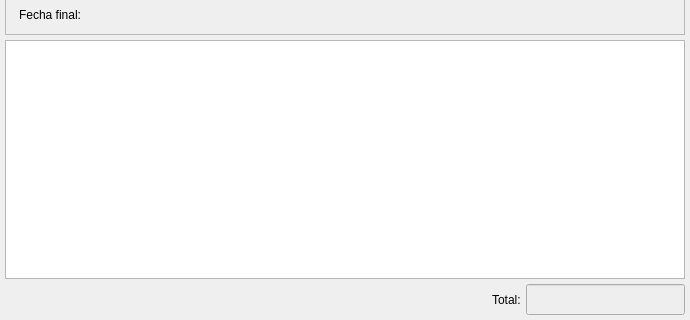
Before: the Qt Designer form bulmages/bulmafact/src/facturaslistbase.ui in eboladev/Bulmages-1, drawn with Qt 5; both pictures show x 0 to 690 and y 170 to 490 of the 690 by 490 pixel window.
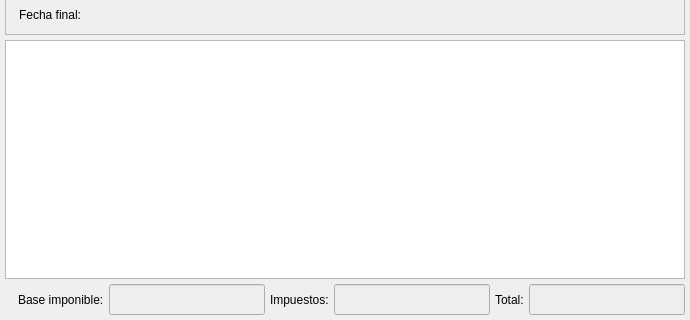
After: the same form once the commit is applied. Icons and pictures are not drawn. Custom widgets are drawn as their Qt base class.

Diff of the .ui file:
```diff
--- a/bulmages/bulmafact/src/facturaslistbase.ui
+++ b/bulmages/bulmafact/src/facturaslistbase.ui
@@ -26,177 +26,280 @@
    <property name="spacing" >
     <number>5</number>
    </property>
-   <item row="1" column="0" >
-    <widget class="QFrame" name="m_busqueda" >
-     <property name="frameShape" >
-      <enum>QFrame::StyledPanel</enum>
+   <item row="3" column="0" >
+    <layout class="QHBoxLayout" >
+     <property name="margin" >
+      <number>0</number>
      </property>
-     <property name="frameShadow" >
-      <enum>QFrame::Raised</enum>
+     <property name="spacing" >
+      <number>5</number>
      </property>
-     <layout class="QGridLayout" >
-      <property name="margin" >
-       <number>5</number>
-      </property>
-      <property name="spacing" >
-       <number>5</number>
-      </property>
-      <item rowspan="4" row="0" column="2" >
-       <layout class="QVBoxLayout" >
-        <property name="margin" >
-         <number>0</number>
-        </property>
-        <property name="spacing" >
-         <number>5</number>
-        </property>
-        <item>
-         <widget class="BusquedaCliente" native="1" name="m_cliente" >
-          <property name="sizePolicy" >
-           <sizepolicy>
-            <hsizetype>7</hsizetype>
-            <vsizetype>5</vsizetype>
-            <horstretch>0</horstretch>
-            <verstretch>0</verstretch>
-           </sizepolicy>
-          </property>
-          <property name="minimumSize" >
-           <size>
-            <width>150</width>
-            <height>65</height>
-           </size>
-          </property>
-         </widget>
-        </item>
-        <item>
-         <widget class="BusquedaArticulo" native="1" name="m_articulo" >
-          <property name="sizePolicy" >
-           <sizepolicy>
-            <hsizetype>7</hsizetype>
-            <vsizetype>5</vsizetype>
-            <horstretch>0</horstretch>
-            <verstretch>0</verstretch>
-           </sizepolicy>
-          </property>
-          <property name="minimumSize" >
-           <size>
-            <width>150</width>
-            <height>65</height>
-           </size>
-          </property>
-         </widget>
-        </item>
-       </layout>
-      </item>
-      <item row="2" column="1" >
-       <widget class="BusquedaFecha" native="1" name="m_fechain" >
-        <property name="minimumSize" >
-         <size>
-          <width>200</width>
-          <height>0</height>
-         </size>
-        </property>
-        <property name="maximumSize" >
-         <size>
-          <width>200</width>
-          <height>16777215</height>
-         </size>
-        </property>
-       </widget>
-      </item>
-      <item row="1" column="0" >
-       <widget class="QLabel" name="label_2" >
-        <property name="text" >
-         <string>Mostrar:</string>
-        </property>
-        <property name="alignment" >
-         <set>Qt::AlignRight|Qt::AlignTrailing|Qt::AlignVCenter</set>
-        </property>
-       </widget>
-      </item>
-      <item row="1" column="1" >
-       <widget class="QComboBox" name="mui_procesada" >
-        <property name="minimumSize" >
-         <size>
-          <width>200</width>
-          <height>0</height>
-         </size>
-        </property>
-        <property name="maximumSize" >
-         <size>
-          <width>200</width>
-          <height>16777215</height>
-         </size>
-        </property>
-        <property name="focusPolicy" >
-         <enum>Qt::StrongFocus</enum>
-        </property>
-        <property name="frame" >
-         <bool>true</bool>
-        </property>
-       </widget>
-      </item>
-      <item row="3" column="1" >
-       <widget class="BusquedaFecha" native="1" name="m_fechafin" >
-        <property name="sizePolicy" >
-         <sizepolicy>
-          <hsizetype>4</hsizetype>
-          <vsizetype>5</vsizetype>
-          <horstretch>0</horstretch>
-          <verstretch>0</verstretch>
-         </sizepolicy>
-        </property>
-        <property name="minimumSize" >
-         <size>
-          <width>200</width>
-          <height>0</height>
-         </size>
-        </property>
-        <property name="maximumSize" >
-         <size>
-          <width>200</width>
-          <height>16777215</height>
-         </size>
-        </property>
-       </widget>
-      </item>
-      <item row="3" column="0" >
-       <widget class="QLabel" name="textLabel1_4_2" >
-        <property name="text" >
-         <string>Fecha final:</string>
-        </property>
-        <property name="alignment" >
-         <set>Qt::AlignRight|Qt::AlignTrailing|Qt::AlignVCenter</set>
-        </property>
-       </widget>
-      </item>
-      <item row="2" column="0" >
-       <widget class="QLabel" name="textLabel1_4" >
-        <property name="text" >
-         <string>Fecha inicial:</string>
-        </property>
-        <property name="alignment" >
-         <set>Qt::AlignRight|Qt::AlignTrailing|Qt::AlignVCenter</set>
-        </property>
-       </widget>
-      </item>
-      <item row="0" column="0" colspan="2" >
-       <spacer>
-        <property name="orientation" >
-         <enum>Qt::Vertical</enum>
-        </property>
-        <property name="sizeType" >
-         <enum>QSizePolicy::Preferred</enum>
-        </property>
-        <property name="sizeHint" >
-         <size>
-          <width>20</width>
-          <height>40</height>
-         </size>
-        </property>
-       </spacer>
-      </item>
-     </layout>
-    </widget>
+     <item>
+      <spacer>
+       <property name="orientation" >
+        <enum>Qt::Horizontal</enum>
+       </property>
+       <property name="sizeType" >
+        <enum>QSizePolicy::Expanding</enum>
+       </property>
+       <property name="sizeHint" >
+        <size>
+         <width>16</width>
+         <height>28</height>
+        </size>
+       </property>
+      </spacer>
+     </item>
+     <item>
+      <widget class="QLabel" name="textLabel1_6" >
+       <property name="text" >
+        <string>Base imponible:</string>
+       </property>
+      </widget>
+     </item>
+     <item>
+      <widget class="QLineEdit" name="mui_totalbimponible" >
+       <property name="enabled" >
+        <bool>true</bool>
+       </property>
+       <property name="sizePolicy" >
+        <sizepolicy>
+         <hsizetype>5</hsizetype>
+         <vsizetype>0</vsizetype>
+         <horstretch>0</horstretch>
+         <verstretch>0</verstretch>
+        </sizepolicy>
+       </property>
+       <property name="minimumSize" >
+        <size>
+         <width>100</width>
+         <height>0</height>
+        </size>
+       </property>
+       <property name="palette" >
+        <palette>
+         <active>
+          <colorrole role="Base" >
+           <brush brushstyle="SolidPattern" >
+            <color alpha="255" >
+             <red>238</red>
+             <green>238</green>
+             <blue>238</blue>
+            </color>
+           </brush>
+          </colorrole>
+         </active>
+         <inactive>
+          <colorrole role="Base" >
+           <brush brushstyle="SolidPattern" >
+            <color alpha="255" >
+             <red>238</red>
+             <green>238</green>
+             <blue>238</blue>
+            </color>
+           </brush>
+          </colorrole>
+         </inactive>
+         <disabled>
+          <colorrole role="Base" >
+           <brush brushstyle="SolidPattern" >
+            <color alpha="255" >
+             <red>255</red>
+             <green>255</green>
+             <blue>255</blue>
+            </color>
+           </brush>
+          </colorrole>
+         </disabled>
+        </palette>
+       </property>
+       <property name="font" >
+        <font>
+         <family>Sans Serif</family>
+         <pointsize>12</pointsize>
+         <weight>75</weight>
+         <italic>false</italic>
+         <bold>true</bold>
+         <underline>false</underline>
+         <strikeout>false</strikeout>
+        </font>
+       </property>
+       <property name="alignment" >
+        <set>Qt::AlignRight</set>
+       </property>
+       <property name="readOnly" >
+        <bool>true</bool>
+       </property>
+      </widget>
+     </item>
+     <item>
+      <widget class="QLabel" name="textLabel1_5" >
+       <property name="text" >
+        <string>Impuestos:</string>
+       </property>
+      </widget>
+     </item>
+     <item>
+      <widget class="QLineEdit" name="mui_totalimpuestos" >
+       <property name="enabled" >
+        <bool>true</bool>
+       </property>
+       <property name="sizePolicy" >
+        <sizepolicy>
+         <hsizetype>5</hsizetype>
+         <vsizetype>0</vsizetype>
+         <horstretch>0</horstretch>
+         <verstretch>0</verstretch>
+        </sizepolicy>
+       </property>
+       <property name="minimumSize" >
+        <size>
+         <width>100</width>
+         <height>0</height>
+        </size>
+       </property>
+       <property name="palette" >
+        <palette>
+         <active>
+          <colorrole role="Base" >
+           <brush brushstyle="SolidPattern" >
+            <color alpha="255" >
+             <red>238</red>
+             <green>238</green>
+             <blue>238</blue>
+            </color>
+           </brush>
+          </colorrole>
+         </active>
+         <inactive>
+          <colorrole role="Base" >
+           <brush brushstyle="SolidPattern" >
+            <color alpha="255" >
+             <red>238</red>
+             <green>238</green>
+             <blue>238</blue>
+            </color>
+           </brush>
+          </colorrole>
+         </inactive>
+         <disabled>
+          <colorrole role="Base" >
+           <brush brushstyle="SolidPattern" >
+            <color alpha="255" >
+             <red>255</red>
+             <green>255</green>
+             <blue>255</blue>
+            </color>
+           </brush>
+          </colorrole>
+         </disabled>
+        </palette>
+       </property>
+       <property name="font" >
+        <font>
+         <family>Sans Serif</family>
+         <pointsize>12</pointsize>
+         <weight>75</weight>
+         <italic>false</italic>
+         <bold>true</bold>
+         <underline>false</underline>
+         <strikeout>false</strikeout>
+        </font>
+       </property>
+       <property name="alignment" >
+        <set>Qt::AlignRight</set>
+       </property>
+       <property name="readOnly" >
+        <bool>true</bool>
+       </property>
+      </widget>
+     </item>
+     <item>
+      <widget class="QLabel" name="textLabel1_3" >
+       <property name="text" >
+        <string>Total:</string>
+       </property>
+      </widget>
+     </item>
+     <item>
+      <widget class="QLineEdit" name="mui_totalfacturas" >
+       <property name="enabled" >
+        <bool>true</bool>
+       </property>
+       <property name="sizePolicy" >
+        <sizepolicy>
+         <hsizetype>5</hsizetype>
+         <vsizetype>0</vsizetype>
+         <horstretch>0</horstretch>
+         <verstretch>0</verstretch>
+        </sizepolicy>
+       </property>
+       <property name="minimumSize" >
+        <size>
+         <width>100</width>
+         <height>0</height>
+        </size>
+       </property>
+       <property name="palette" >
+        <palette>
+         <active>
+          <colorrole role="Base" >
+           <brush brushstyle="SolidPattern" >
+            <color alpha="255" >
+             <red>238</red>
+             <green>238</green>
+             <blue>238</blue>
+            </color>
+           </brush>
+          </colorrole>
+         </active>
+         <inactive>
+          <colorrole role="Base" >
+           <brush brushstyle="SolidPattern" >
+            <color alpha="255" >
+             <red>238</red>
+             <green>238</green>
+             <blue>238</blue>
+            </color>
+           </brush>
+          </colorrole>
+         </inactive>
+         <disabled>
+          <colorrole role="Base" >
+           <brush brushstyle="SolidPattern" >
+            <color alpha="255" >
+             <red>255</red>
+             <green>255</green>
+             <blue>255</blue>
+            </color>
+           </brush>
+          </colorrole>
+         </disabled>
+        </palette>
+       </property>
+       <property name="font" >
+        <font>
+         <family>Sans Serif</family>
+         <pointsize>12</pointsize>
+         <weight>75</weight>
+         <italic>false</italic>
+         <bold>true</bold>
+         <underline>false</underline>
+         <strikeout>false</strikeout>
+        </font>
+       </property>
+       <property name="alignment" >
+        <set>Qt::AlignRight</set>
+       </property>
+       <property name="readOnly" >
+        <bool>true</bool>
+       </property>
+      </widget>
+     </item>
+    </layout>
+   </item>
+   <item row="2" column="0" >
+    <widget class="FacturasListSubform" name="mui_list" />
    </item>
    <item row="0" column="0" >
     <layout class="QHBoxLayout" >
@@ -567,116 +670,177 @@
      </item>
     </layout>
    </item>
-   <item row="2" column="0" >
-    <widget class="FacturasListSubform" name="mui_list" />
-   </item>
-   <item row="3" column="0" >
-    <layout class="QHBoxLayout" >
-     <property name="margin" >
-      <number>0</number>
+   <item row="1" column="0" >
+    <widget class="QFrame" name="m_busqueda" >
+     <property name="frameShape" >
+      <enum>QFrame::StyledPanel</enum>
      </property>
-     <property name="spacing" >
-      <number>5</number>
+     <property name="frameShadow" >
+      <enum>QFrame::Raised</enum>
      </property>
-     <item>
-      <spacer>
-       <property name="orientation" >
-        <enum>Qt::Horizontal</enum>
-       </property>
-       <property name="sizeType" >
-        <enum>QSizePolicy::Expanding</enum>
-       </property>
-       <property name="sizeHint" >
-        <size>
-         <width>340</width>
-         <height>12</height>
-        </size>
-       </property>
-      </spacer>
-     </item>
-     <item>
-      <widget class="QLabel" name="textLabel1_3" >
-       <property name="text" >
-        <string>Total:</string>
-       </property>
-      </widget>
-     </item>
-     <item>
-      <widget class="QLineEdit" name="m_total" >
-       <property name="enabled" >
-        <bool>true</bool>
-       </property>
-       <property name="sizePolicy" >
-        <sizepolicy>
-         <hsizetype>5</hsizetype>
-         <vsizetype>0</vsizetype>
-         <horstretch>0</horstretch>
-         <verstretch>0</verstretch>
-        </sizepolicy>
-       </property>
-       <property name="minimumSize" >
-        <size>
-         <width>150</width>
-         <height>0</height>
-        </size>
-       </property>
-       <property name="palette" >
-        <palette>
-         <active>
-          <colorrole role="Base" >
-           <brush brushstyle="SolidPattern" >
-            <color alpha="255" >
-             <red>238</red>
-             <green>238</green>
-             <blue>238</blue>
-            </color>
-           </brush>
-          </colorrole>
-         </active>
-         <inactive>
-          <colorrole role="Base" >
-           <brush brushstyle="SolidPattern" >
-            <color alpha="255" >
-             <red>238</red>
-             <green>238</green>
-             <blue>238</blue>
-            </color>
-           </brush>
-          </colorrole>
-         </inactive>
-         <disabled>
-          <colorrole role="Base" >
-           <brush brushstyle="SolidPattern" >
-            <color alpha="255" >
-             <red>255</red>
-             <green>255</green>
-             <blue>255</blue>
-            </color>
-           </brush>
-          </colorrole>
-         </disabled>
-        </palette>
-       </property>
-       <property name="font" >
-        <font>
-         <family>Sans Serif</family>
-         <pointsize>12</pointsize>
-         <weight>75</weight>
-         <italic>false</italic>
-         <bold>true</bold>
-         <underline>false</underline>
-         <strikeout>false</strikeout>
-        </font>
-       </property>
-       <property name="alignment" >
-        <set>Qt::AlignRight</set>
-       </property>
-       <property name="readOnly" >
-        <bool>true</bool>
-       </property>
-      </widget>
-     </item>
-    </layout>
+     <layout class="QGridLayout" >
+      <property name="margin" >
+       <number>5</number>
+      </property>
+      <property name="spacing" >
+       <number>5</number>
+      </property>
+      <item rowspan="4" row="0" column="2" >
+       <layout class="QVBoxLayout" >
+        <property name="margin" >
+         <number>0</number>
+        </property>
+        <property name="spacing" >
+         <number>5</number>
+        </property>
+        <item>
+         <widget class="BusquedaCliente" native="1" name="m_cliente" >
+          <property name="sizePolicy" >
+           <sizepolicy>
+            <hsizetype>7</hsizetype>
+            <vsizetype>5</vsizetype>
+            <horstretch>0</horstretch>
+            <verstretch>0</verstretch>
+           </sizepolicy>
+          </property>
+          <property name="minimumSize" >
+           <size>
+            <width>150</width>
+            <height>65</height>
+           </size>
+          </property>
+         </widget>
+        </item>
+        <item>
+         <widget class="BusquedaArticulo" native="1" name="m_articulo" >
+          <property name="sizePolicy" >
+           <sizepolicy>
+            <hsizetype>7</hsizetype>
+            <vsizetype>5</vsizetype>
+            <horstretch>0</horstretch>
+            <verstretch>0</verstretch>
+           </sizepolicy>
+          </property>
+          <property name="minimumSize" >
+           <size>
+            <width>150</width>
+            <height>65</height>
+           </size>
+          </property>
+         </widget>
+        </item>
+       </layout>
+      </item>
+      <item row="2" column="1" >
+       <widget class="BusquedaFecha" native="1" name="m_fechain" >
+        <property name="minimumSize" >
+         <size>
+          <width>200</width>
+          <height>0</height>
+         </size>
+        </property>
+        <property name="maximumSize" >
+         <size>
+          <width>200</width>
+          <height>16777215</height>
+         </size>
+        </property>
+       </widget>
+      </item>
+      <item row="1" column="0" >
+       <widget class="QLabel" name="label_2" >
+        <property name="text" >
+         <string>Mostrar:</string>
+        </property>
+        <property name="alignment" >
+         <set>Qt::AlignRight|Qt::AlignTrailing|Qt::AlignVCenter</set>
+        </property>
+       </widget>
+      </item>
+      <item row="1" column="1" >
+       <widget class="QComboBox" name="mui_procesada" >
+        <property name="minimumSize" >
+         <size>
+          <width>200</width>
+          <height>0</height>
+         </size>
+        </property>
+        <property name="maximumSize" >
+         <size>
+          <width>200</width>
+          <height>16777215</height>
+         </size>
+        </property>
+        <property name="focusPolicy" >
+         <enum>Qt::StrongFocus</enum>
+        </property>
+        <property name="frame" >
+         <bool>true</bool>
+        </property>
+       </widget>
+      </item>
+      <item row="3" column="1" >
+       <widget class="BusquedaFecha" native="1" name="m_fechafin" >
+        <property name="sizePolicy" >
+         <sizepolicy>
+          <hsizetype>4</hsizetype>
+          <vsizetype>5</vsizetype>
+          <horstretch>0</horstretch>
+          <verstretch>0</verstretch>
+         </sizepolicy>
+        </property>
+        <property name="minimumSize" >
+         <size>
+          <width>200</width>
+          <height>0</height>
+         </size>
+        </property>
+        <property name="maximumSize" >
+         <size>
+          <width>200</width>
+          <height>16777215</height>
+         </size>
+        </property>
+       </widget>
+      </item>
+      <item row="3" column="0" >
+       <widget class="QLabel" name="textLabel1_4_2" >
+        <property name="text" >
+         <string>Fecha final:</string>
+        </property>
+        <property name="alignment" >
+         <set>Qt::AlignRight|Qt::AlignTrailing|Qt::AlignVCenter</set>
+        </property>
+       </widget>
+      </item>
+      <item row="2" column="0" >
+       <widget class="QLabel" name="textLabel1_4" >
+        <property name="text" >
+         <string>Fecha inicial:</string>
+        </property>
+        <property name="alignment" >
+         <set>Qt::AlignRight|Qt::AlignTrailing|Qt::AlignVCenter</set>
+        </property>
+       </widget>
+      </item>
+      <item row="0" column="0" colspan="2" >
+       <spacer>
+        <property name="orientation" >
+         <enum>Qt::Vertical</enum>
+        </property>
+        <property name="sizeType" >
+         <enum>QSizePolicy::Preferred</enum>
+        </property>
+        <property name="sizeHint" >
+         <size>
+          <width>20</width>
+          <height>40</height>
+         </size>
+        </property>
+       </spacer>
+      </item>
+     </layout>
+    </widget>
    </item>
   </layout>
  </widget>
```
